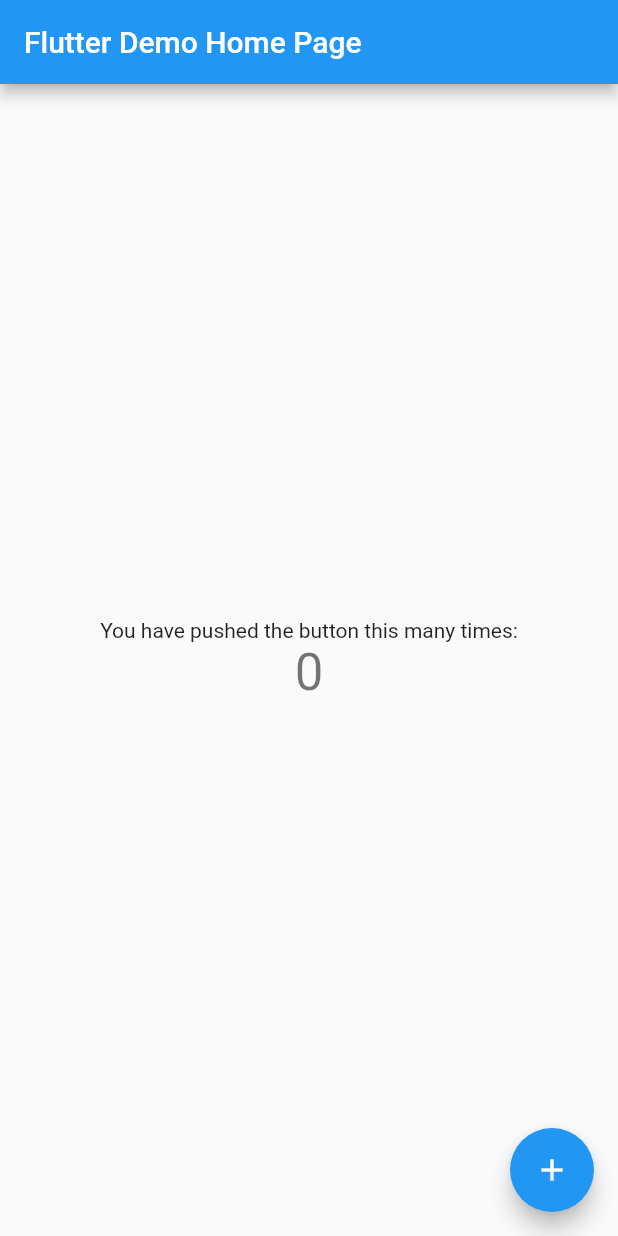
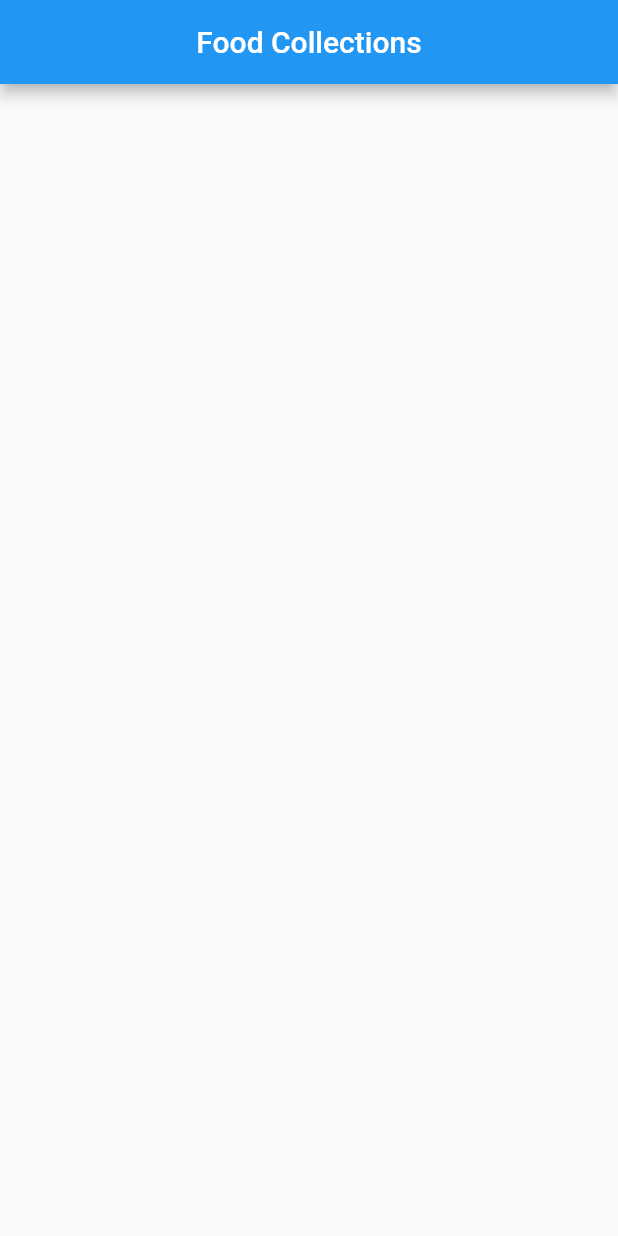
Before and after one commit to hadiuzzaman524/Food_Collections, a Flutter app: the screen it shows after launch, on a phone screen of 412 x 824 dp. Run offline on Flutter 3.47's test engine with Material 2 defaults, Android fonts, the phone set to English and light mode, and no system bars.

Commit message:
design homepage

```diff
--- a/food_collection/lib/main.dart
+++ b/food_collection/lib/main.dart
@@ -1,117 +1,15 @@
 import 'package:flutter/material.dart';
+import './screens/homepage.dart';
 
 void main() {
   runApp(MyApp());
 }
 
 class MyApp extends StatelessWidget {
-  // This widget is the root of your application.
   @override
   Widget build(BuildContext context) {
     return MaterialApp(
-      title: 'Flutter Demo',
-      theme: ThemeData(
-        // This is the theme of your application.
-        //
-        // Try running your application with "flutter run". You'll see the
-        // application has a blue toolbar. Then, without quitting the app, try
-        // changing the primarySwatch below to Colors.green and then invoke
-        // "hot reload" (press "r" in the console where you ran "flutter run",
-        // or simply save your changes to "hot reload" in a Flutter IDE).
-        // Notice that the counter didn't reset back to zero; the application
-        // is not restarted.
-        primarySwatch: Colors.blue,
-        // This makes the visual density adapt to the platform that you run
-        // the app on. For desktop platforms, the controls will be smaller and
-        // closer together (more dense) than on mobile platforms.
-        visualDensity: VisualDensity.adaptivePlatformDensity,
-      ),
-      home: MyHomePage(title: 'Flutter Demo Home Page'),
+      home: HomePage(),
     );
   }
 }
-
-class MyHomePage extends StatefulWidget {
-  MyHomePage({Key key, this.title}) : super(key: key);
-
-  // This widget is the home page of your application. It is stateful, meaning
-  // that it has a State object (defined below) that contains fields that affect
-  // how it looks.
-
-  // This class is the configuration for the state. It holds the values (in this
-  // case the title) provided by the parent (in this case the App widget) and
-  // used by the build method of the State. Fields in a Widget subclass are
-  // always marked "final".
-
-  final String title;
-
-  @override
-  _MyHomePageState createState() => _MyHomePageState();
-}
-
-class _MyHomePageState extends State<MyHomePage> {
-  int _counter = 0;
-
-  void _incrementCounter() {
-    setState(() {
-      // This call to setState tells the Flutter framework that something has
-      // changed in this State, which causes it to rerun the build method below
-      // so that the display can reflect the updated values. If we changed
-      // _counter without calling setState(), then the build method would not be
-      // called again, and so nothing would appear to happen.
-      _counter++;
-    });
-  }
-
-  @override
-  Widget build(BuildContext context) {
-    // This method is rerun every time setState is called, for instance as done
-    // by the _incrementCounter method above.
-    //
-    // The Flutter framework has been optimized to make rerunning build methods
-    // fast, so that you can just rebuild anything that needs updating rather
-    // than having to individually change instances of widgets.
-    return Scaffold(
-      appBar: AppBar(
-        // Here we take the value from the MyHomePage object that was created by
-        // the App.build method, and use it to set our appbar title.
-        title: Text(widget.title),
-      ),
-      body: Center(
-        // Center is a layout widget. It takes a single child and positions it
-        // in the middle of the parent.
-        child: Column(
-          // Column is also a layout widget. It takes a list of children and
-          // arranges them vertically. By default, it sizes itself to fit its
-          // children horizontally, and tries to be as tall as its parent.
-          //
-          // Invoke "debug painting" (press "p" in the console, choose the
-          // "Toggle Debug Paint" action from the Flutter Inspector in Android
-          // Studio, or the "Toggle Debug Paint" command in Visual Studio Code)
-          // to see the wireframe for each widget.
-          //
-          // Column has various properties to control how it sizes itself and
-          // how it positions its children. Here we use mainAxisAlignment to
-          // center the children vertically; the main axis here is the vertical
-          // axis because Columns are vertical (the cross axis would be
-          // horizontal).
-          mainAxisAlignment: MainAxisAlignment.center,
-          children: <Widget>[
-            Text(
-              'You have pushed the button this many times:',
-            ),
-            Text(
-              '$_counter',
-              style: Theme.of(context).textTheme.headline4,
-            ),
-          ],
-        ),
-      ),
-      floatingActionButton: FloatingActionButton(
-        onPressed: _incrementCounter,
-        tooltip: 'Increment',
-        child: Icon(Icons.add),
-      ), // This trailing comma makes auto-formatting nicer for build methods.
-    );
-  }
-}
--- /dev/null
+++ b/food_collection/lib/screens/homepage.dart
@@ -0,0 +1,21 @@
+import 'package:flutter/material.dart';
+
+class HomePage extends StatefulWidget {
+  @override
+  _HomePageState createState() => _HomePageState();
+}
+
+class _HomePageState extends State<HomePage> {
+  @override
+  Widget build(BuildContext context) {
+    return SafeArea(
+      child: Scaffold(
+        appBar: AppBar(
+          title: const Text('Food Collections'),
+          centerTitle: true,
+        ),
+        body: Container(),
+      ),
+    );
+  }
+}
```
